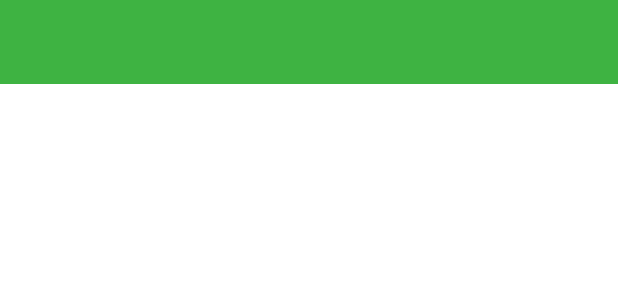
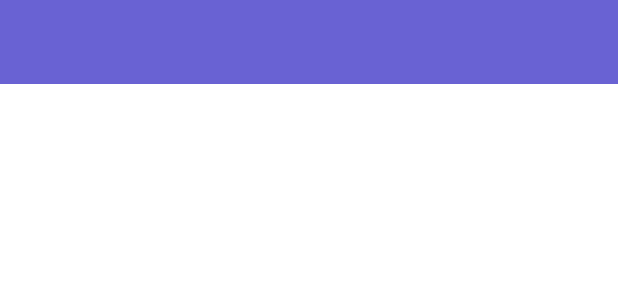
Before and after one commit to nitish-rider/Chat-App-Appstone, an Android app: the layout toolbar_layout.xml on its own in the app's theme, with its tools: preview values and no code run, on a phone screen of 412 x 824 dp. Shown: the top 300 px of the screen. Run offline under Robolectric (Android 15) with nearby library versions, the light colour scheme and no system bars.

Commit message:
Background Ui Changes

```diff
--- a/app/src/main/res/values-night/themes.xml
+++ b/app/src/main/res/values-night/themes.xml
@@ -1,6 +1,6 @@
 <resources xmlns:tools="http://schemas.android.com/tools">
     <!-- Base application theme. -->
-    <style name="Theme.ChapAppAppstone" parent="Theme.MaterialComponents.DayNight.NoActionBar">
+    <style name="Theme.ChapAppAppstone" parent="Theme.MaterialComponents.Light.NoActionBar">
         <!-- Primary brand color. -->
         <item name="colorPrimary">@color/purple_200</item>
         <item name="colorPrimaryVariant">@color/purple_700</item>
--- a/app/src/main/res/values/colors.xml
+++ b/app/src/main/res/values/colors.xml
@@ -1,12 +1,12 @@
 <?xml version="1.0" encoding="utf-8"?>
 <resources>
     <color name="purple_200">#FFBB86FC</color>
-    <color name="purple_500">#FF3EB342</color>
-    <color name="purple_700">#FF3EB342</color>
+    <color name="purple_500">#6962D3</color>
+    <color name="purple_700">#6962D3</color>
     <color name="teal_200">#FF03DAC5</color>
     <color name="teal_700">#FF018786</color>
     <color name="black">#FF000000</color>
     <color name="white">#FFFFFFFF</color>
 
-    <color name="toolbar_color">#3EB342</color>
+    <color name="toolbar_color">#6962D3</color>
 </resources>
--- a/app/src/main/res/values/themes.xml
+++ b/app/src/main/res/values/themes.xml
@@ -1,6 +1,6 @@
 <resources xmlns:tools="http://schemas.android.com/tools">
     <!-- Base application theme. -->
-    <style name="Theme.ChapAppAppstone" parent="Theme.MaterialComponents.DayNight.NoActionBar">
+    <style name="Theme.ChapAppAppstone" parent="Theme.MaterialComponents.Light.NoActionBar">
         <!-- Primary brand color. -->
         <item name="colorPrimary">@color/purple_500</item>
         <item name="colorPrimaryVariant">@color/purple_700</item>
```
